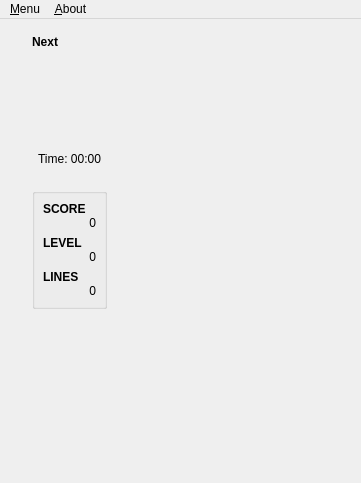
Old version of the form pyTetris/ui/main_window.ui in the repository TutorExilius/pyTetris.
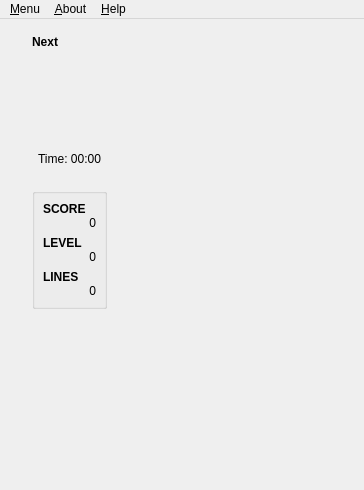
New version of the form. Icons and pictures are not drawn.

Commit message: Start game in paused state. Extended pause text with hint-message 'press p'. Some Refactoring. Added Controls-Dialog and Help-Menu.

```diff
--- a/pyTetris/ui/main_window.ui
+++ b/pyTetris/ui/main_window.ui
@@ -6,8 +6,8 @@
    <rect>
     <x>0</x>
     <y>0</y>
-    <width>361</width>
-    <height>483</height>
+    <width>364</width>
+    <height>490</height>
    </rect>
   </property>
   <property name="windowTitle">
@@ -485,7 +485,7 @@
     <rect>
      <x>0</x>
      <y>0</y>
-     <width>361</width>
+     <width>364</width>
      <height>21</height>
     </rect>
    </property>
@@ -502,8 +502,15 @@
     </property>
     <addaction name="actionAbout_Qt"/>
    </widget>
+   <widget class="QMenu" name="menu_Help">
+    <property name="title">
+     <string>&amp;Help</string>
+    </property>
+    <addaction name="action_Controls"/>
+   </widget>
    <addaction name="menu_Menu"/>
    <addaction name="menu_About"/>
+   <addaction name="menu_Help"/>
   </widget>
   <action name="action_Quit">
    <property name="text">
```
Left out of the diff: 5 changed lines with no effect on the pictures. The commit also changes 2 other files.
